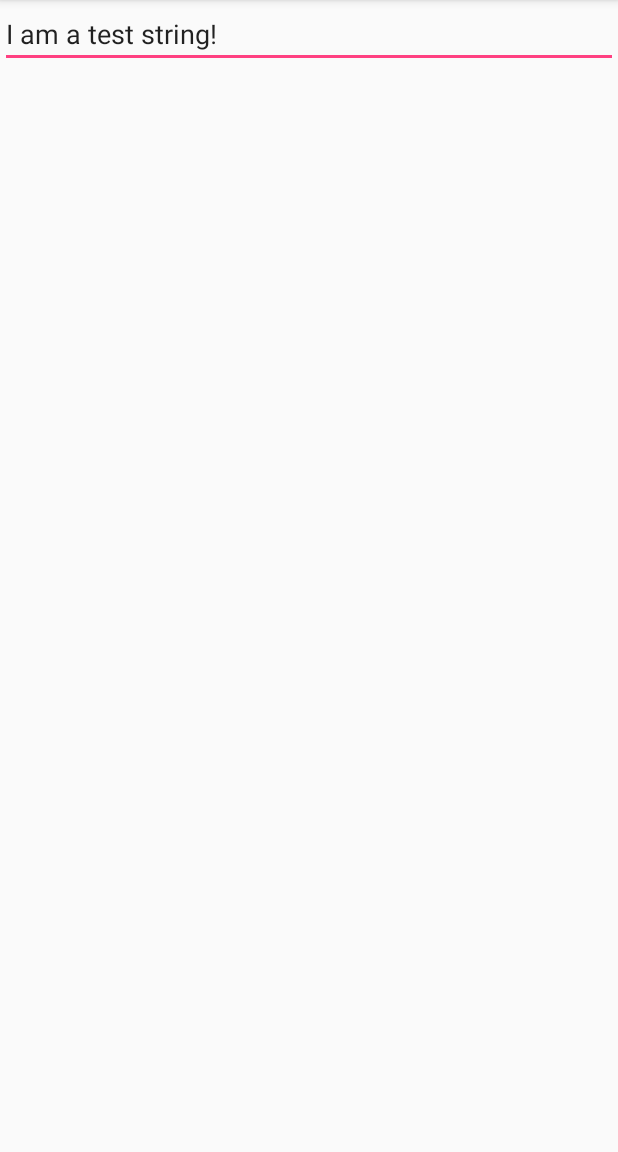
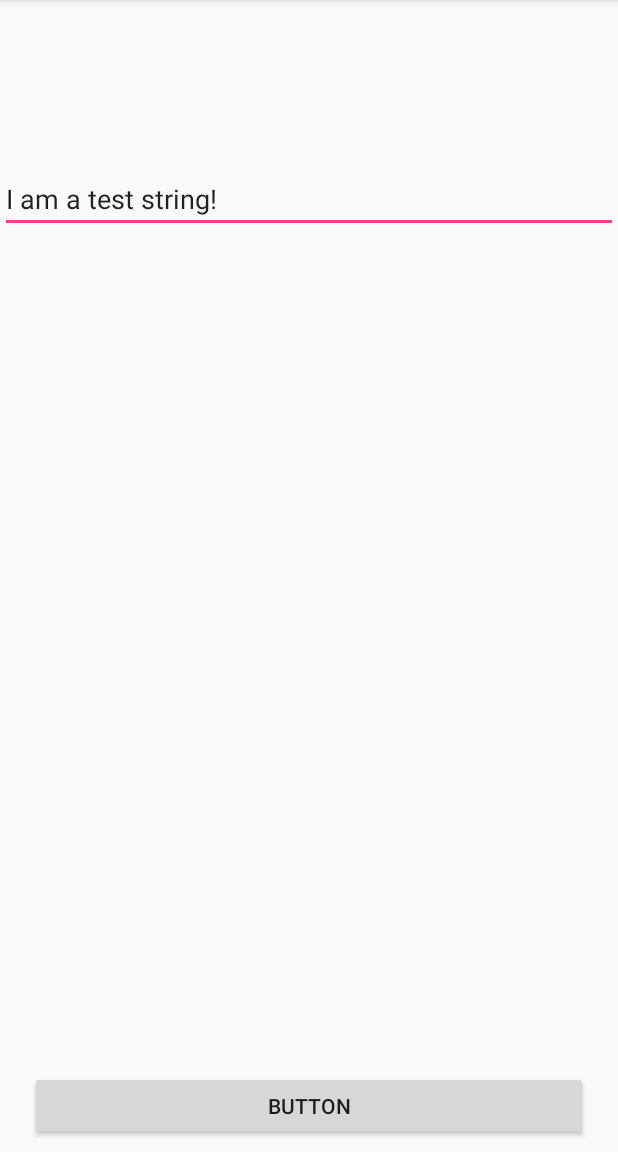
Before and after one commit to HenryFBP/itmd-455, an Android app: the screen it shows after launch (MainActivity), on a phone screen of 412 x 824 dp, the part 84-1236 px from its top. Run offline under Robolectric (Android 15) with nearby library versions, the phone set to English and light mode, and no system bars.

Commit message:
add event listener for button that will appendThing()

```diff
--- a/TestApplication/app/src/main/java/me/henryfbp/testapplication/MainActivity.java
+++ b/TestApplication/app/src/main/java/me/henryfbp/testapplication/MainActivity.java
@@ -1,12 +1,31 @@
 package me.henryfbp.testapplication;
 
+import android.os.Bundle;
 import android.support.v7.app.AppCompatActivity;
-import android.os.Bundle;
+import android.util.Log;
+import android.view.View;
+import android.widget.Button;
+import android.widget.EditText;
+import android.widget.LinearLayout;
 
 public class MainActivity extends AppCompatActivity {
 
+    Button button;
+    LinearLayout linearLayout;
+
+    public void appendThing(View v) {
+        Log.i("test", "button clicked!");
+
+        EditText text = new EditText(this);
+    }
+
     @Override
     protected void onCreate(Bundle savedInstanceState) {
+
+        button = findViewById(R.id.button);
+        linearLayout = findViewById(R.id.linearLayout);
+
+
         super.onCreate(savedInstanceState);
         setContentView(R.layout.activity_main);
     }
--- a/TestApplication/app/src/main/res/layout/activity_main.xml
+++ b/TestApplication/app/src/main/res/layout/activity_main.xml
@@ -7,14 +7,16 @@
     tools:context=".MainActivity">
 
     <ScrollView
+        android:id="@+id/scrollView"
         android:layout_width="match_parent"
-        android:layout_height="match_parent"
-        app:layout_constraintBottom_toBottomOf="parent"
+        android:layout_height="486dp"
+        android:layout_marginBottom="8dp"
+        app:layout_constraintBottom_toTopOf="@+id/button"
         app:layout_constraintStart_toStartOf="parent"
-        app:layout_constraintTop_toTopOf="parent"
-        app:layout_constraintVertical_bias="0.0">
+        app:layout_constraintTop_toTopOf="parent">
 
         <LinearLayout
+            android:id="@+id/linearLayout"
             android:layout_width="match_parent"
             android:layout_height="wrap_content"
             android:orientation="vertical">
@@ -28,7 +30,23 @@
                 android:text="@string/test_string"
                 tools:layout_editor_absoluteX="8dp"
                 tools:layout_editor_absoluteY="38dp" />
+
         </LinearLayout>
     </ScrollView>
 
+    <Button
+        android:id="@+id/button"
+        android:layout_width="372dp"
+        android:layout_height="46dp"
+        android:layout_marginBottom="8dp"
+        android:layout_marginEnd="8dp"
+        android:layout_marginLeft="8dp"
+        android:layout_marginRight="8dp"
+        android:layout_marginStart="8dp"
+        android:onClick="appendThing"
+        android:text="Button"
+        app:layout_constraintBottom_toBottomOf="parent"
+        app:layout_constraintEnd_toEndOf="parent"
+        app:layout_constraintStart_toStartOf="parent" />
+
 </android.support.constraint.ConstraintLayout>
```
